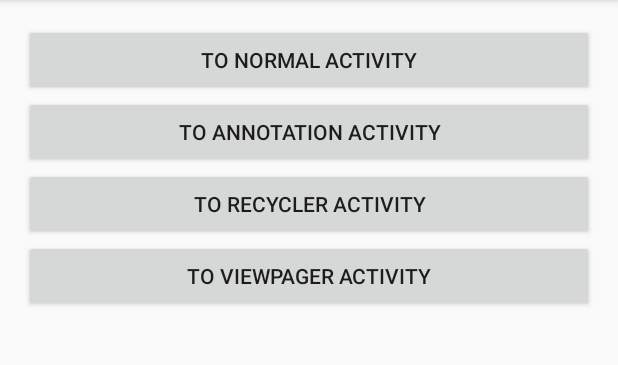
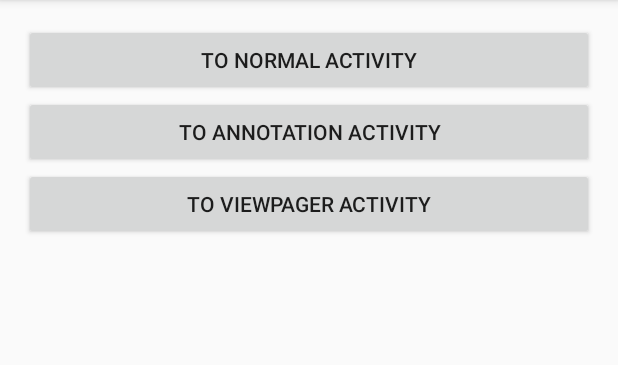
Before and after one commit to chenupt/MultipleModel, an Android app: the screen it shows after launch (MainActivity), on a phone screen of 412 x 824 dp, the part 84-449 px from its top. Run offline under Robolectric (Android 15) with nearby library versions, the phone set to English and light mode, and no system bars.

Commit message:
update layout

```diff
--- a/sample/src/main/res/layout/activity_main.xml
+++ b/sample/src/main/res/layout/activity_main.xml
@@ -17,11 +17,6 @@
         android:layout_width="match_parent"
         android:layout_height="wrap_content" />
     <Button
-        android:text="to Recycler Activity"
-        android:onClick="toRecyclerActivity"
-        android:layout_width="match_parent"
-        android:layout_height="wrap_content" />
-    <Button
         android:text="to ViewPager Activity"
         android:onClick="toViewPagerActivity"
         android:layout_width="match_parent"
```
